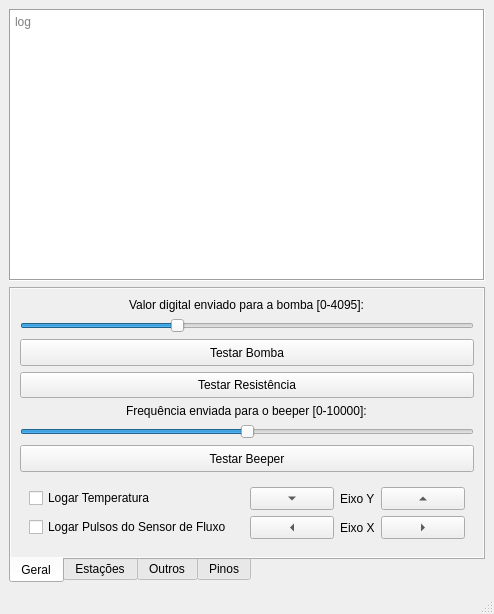
Above: qtester.ui from iniw/lucas_tester before the change. Below: the same form after it.
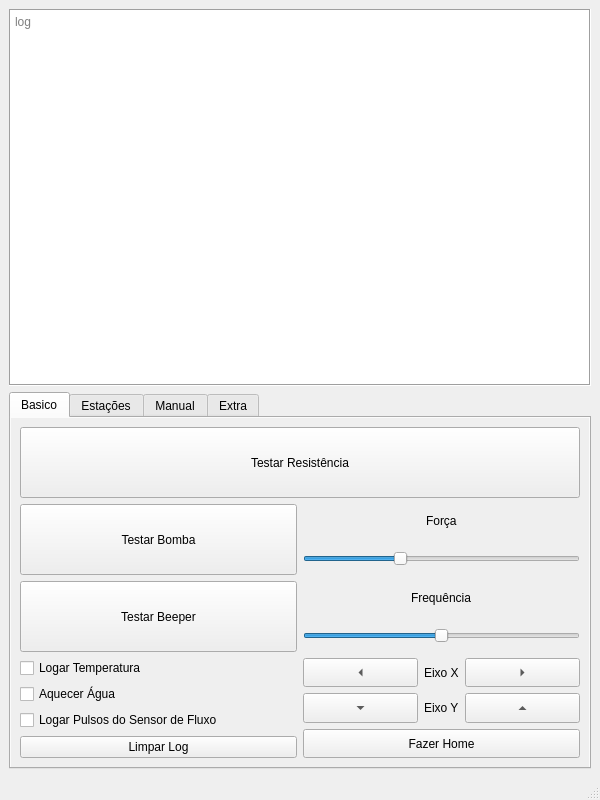
That is the form after the change. The open tabs and pages were chosen to show the change.

The edit to the form file:
```diff
--- a/qtester.ui
+++ b/qtester.ui
@@ -6,8 +6,8 @@
    <rect>
     <x>0</x>
     <y>0</y>
-    <width>494</width>
-    <height>614</height>
+    <width>600</width>
+    <height>800</height>
    </rect>
   </property>
   <property name="sizePolicy">
@@ -18,8 +18,8 @@
   </property>
   <property name="minimumSize">
    <size>
-    <width>480</width>
-    <height>600</height>
+    <width>600</width>
+    <height>800</height>
    </size>
   </property>
   <property name="windowTitle">
@@ -40,6 +40,9 @@
   <property name="dockNestingEnabled">
    <bool>false</bool>
   </property>
+  <property name="dockOptions">
+   <set>QMainWindow::AllowTabbedDocks</set>
+  </property>
   <property name="unifiedTitleAndToolBarOnMac">
    <bool>true</bool>
   </property>
@@ -62,8 +65,8 @@
    <property name="autoFillBackground">
     <bool>false</bool>
    </property>
-   <layout class="QVBoxLayout" name="verticalLayout">
-    <item>
+   <layout class="QGridLayout" name="gridLayout_8">
+    <item row="0" column="0">
      <widget class="QTextEdit" name="logSerial">
       <property name="sizePolicy">
        <sizepolicy hsizetype="Preferred" vsizetype="Preferred">
@@ -74,6 +77,9 @@
       <property name="frameShape">
        <enum>QFrame::Box</enum>
       </property>
+      <property name="sizeAdjustPolicy">
+       <enum>QAbstractScrollArea::AdjustToContentsOnFirstShow</enum>
+      </property>
       <property name="lineWrapMode">
        <enum>QTextEdit::NoWrap</enum>
       </property>
@@ -85,7 +91,7 @@
       </property>
      </widget>
     </item>
-    <item>
+    <item row="2" column="0">
      <widget class="QTabWidget" name="tabWidget">
       <property name="enabled">
        <bool>true</bool>
@@ -103,13 +109,13 @@
        <bool>false</bool>
       </property>
       <property name="tabPosition">
-       <enum>QTabWidget::South</enum>
+       <enum>QTabWidget::North</enum>
       </property>
       <property name="tabShape">
        <enum>QTabWidget::Rounded</enum>
       </property>
       <property name="currentIndex">
-       <number>2</number>
+       <number>0</number>
       </property>
       <property name="elideMode">
        <enum>Qt::ElideNone</enum>
@@ -126,68 +132,180 @@
       <property name="tabBarAutoHide">
        <bool>false</bool>
       </property>
-      <widget class="QWidget" name="geral">
+      <widget class="QWidget" name="basico">
        <property name="autoFillBackground">
         <bool>true</bool>
        </property>
        <attribute name="title">
-        <string>Geral</string>
+        <string>Basico</string>
        </attribute>
        <layout class="QGridLayout" name="gridLayout_2">
-        <item row="9" column="0">
-         <widget class="QPushButton" name="testBeeper">
+        <item row="0" column="0">
+         <widget class="QWidget" name="widget_10" native="true">
+          <layout class="QVBoxLayout" name="verticalLayout">
+           <property name="leftMargin">
+            <number>0</number>
+           </property>
+           <property name="topMargin">
+            <number>0</number>
+           </property>
+           <property name="rightMargin">
+            <number>0</number>
+           </property>
+           <property name="bottomMargin">
+            <number>0</number>
+           </property>
+           <item>
+            <widget class="QPushButton" name="testResistance">
+             <property name="enabled">
+              <bool>true</bool>
+             </property>
           <property name="sizePolicy">
-           <sizepolicy hsizetype="Expanding" vsizetype="Expanding">
+              <sizepolicy hsizetype="Preferred" vsizetype="Preferred">
             <horstretch>0</horstretch>
             <verstretch>0</verstretch>
            </sizepolicy>
           </property>
+             <property name="maximumSize">
+              <size>
+               <width>16777215</width>
+               <height>16777215</height>
+              </size>
+             </property>
+             <property name="layoutDirection">
+              <enum>Qt::LeftToRight</enum>
+             </property>
+             <property name="autoFillBackground">
+              <bool>false</bool>
+             </property>
+             <property name="styleSheet">
+              <string notr="true"/>
+             </property>
           <property name="text">
-           <string>Testar Beeper</string>
-          </property>
+              <string>Testar Resistência</string>
+             </property>
+             <property name="checkable">
+              <bool>false</bool>
+             </property>
+             <property name="autoDefault">
+              <bool>false</bool>
+             </property>
+             <property name="default">
+              <bool>false</bool>
+             </property>
+             <property name="flat">
+              <bool>false</bool>
+             </property>
+            </widget>
+           </item>
+          </layout>
+         </widget>
+        </item>
+        <item row="2" column="0">
+         <widget class="QWidget" name="widget_2" native="true">
+          <property name="sizePolicy">
+           <sizepolicy hsizetype="Preferred" vsizetype="Preferred">
+            <horstretch>0</horstretch>
+            <verstretch>0</verstretch>
+           </sizepolicy>
+          </property>
+          <layout class="QGridLayout" name="gridLayout_10">
+           <property name="leftMargin">
+            <number>0</number>
+           </property>
+           <property name="topMargin">
+            <number>0</number>
+           </property>
+           <property name="rightMargin">
+            <number>0</number>
+           </property>
+           <property name="bottomMargin">
+            <number>0</number>
+           </property>
+           <property name="spacing">
+            <number>-1</number>
+           </property>
+           <item row="0" column="1" alignment="Qt::AlignHCenter">
+            <widget class="QLabel" name="label">
+             <property name="text">
+              <string>Força</string>
+             </property>
+            </widget>
+           </item>
+           <item row="1" column="1">
+            <widget class="QSlider" name="pumpDigitalValue">
+             <property name="sizePolicy">
+              <sizepolicy hsizetype="Preferred" vsizetype="Preferred">
+               <horstretch>0</horstretch>
+               <verstretch>0</verstretch>
+              </sizepolicy>
+             </property>
+             <property name="styleSheet">
+              <string notr="true"/>
+             </property>
+             <property name="maximum">
+              <number>4095</number>
+             </property>
+             <property name="value">
+              <number>1400</number>
+             </property>
+             <property name="tracking">
+              <bool>false</bool>
+             </property>
+             <property name="orientation">
+              <enum>Qt::Horizontal</enum>
+             </property>
+             <property name="invertedAppearance">
+              <bool>false</bool>
+             </property>
+             <property name="invertedControls">
+              <bool>false</bool>
+             </property>
+             <property name="tickPosition">
+              <enum>QSlider::NoTicks</enum>
+             </property>
+            </widget>
+           </item>
+           <item row="0" column="0" rowspan="2">
+            <widget class="QPushButton" name="testPump">
+             <property name="sizePolicy">
+              <sizepolicy hsizetype="Preferred" vsizetype="Preferred">
+               <horstretch>0</horstretch>
+               <verstretch>0</verstretch>
+              </sizepolicy>
+             </property>
+             <property name="text">
+              <string>Testar Bomba</string>
+             </property>
+            </widget>
+           </item>
+          </layout>
          </widget>
         </item>
         <item row="10" column="0">
          <widget class="QWidget" name="widget" native="true">
           <layout class="QGridLayout" name="gridLayout_5">
            <property name="leftMargin">
-            <number>9</number>
+            <number>0</number>
            </property>
            <property name="topMargin">
-            <number>9</number>
+            <number>0</number>
            </property>
            <property name="rightMargin">
-            <number>9</number>
+            <number>0</number>
            </property>
            <property name="bottomMargin">
-            <number>9</number>
+            <number>0</number>
            </property>
-           <item row="1" column="0">
-            <widget class="QCheckBox" name="logTemperature">
-             <property name="text">
-              <string>Logar Temperatura</string>
-             </property>
-            </widget>
-           </item>
-           <item row="2" column="0">
-            <widget class="QCheckBox" name="logFlowSensor">
-             <property name="text">
-              <string>Logar Pulsos do Sensor de Fluxo</string>
-             </property>
-            </widget>
-           </item>
            <item row="1" column="1">
-            <widget class="QWidget" name="widget_4" native="true">
+            <widget class="QWidget" name="widget_6" native="true">
              <property name="sizePolicy">
               <sizepolicy hsizetype="Preferred" vsizetype="Preferred">
                <horstretch>0</horstretch>
                <verstretch>0</verstretch>
               </sizepolicy>
              </property>
-             <layout class="QHBoxLayout" name="horizontalLayout_8">
-              <property name="spacing">
-               <number>6</number>
-              </property>
+             <layout class="QVBoxLayout" name="verticalLayout_2">
               <property name="leftMargin">
                <number>0</number>
               </property>
@@ -201,54 +319,6 @@
                <number>0</number>
               </property>
               <item>
-               <widget class="QToolButton" name="yAxisDown">
-                <property name="sizePolicy">
-                 <sizepolicy hsizetype="Preferred" vsizetype="Preferred">
-                  <horstretch>0</horstretch>
-                  <verstretch>0</verstretch>
-                 </sizepolicy>
-                </property>
-                <property name="text">
-                 <string>...</string>
-                </property>
-                <property name="arrowType">
-                 <enum>Qt::DownArrow</enum>
-                </property>
-               </widget>
-              </item>
-              <item>
-               <widget class="QLabel" name="label_8">
-                <property name="sizePolicy">
-                 <sizepolicy hsizetype="Fixed" vsizetype="Preferred">
-                  <horstretch>0</horstretch>
-                  <verstretch>0</verstretch>
-                 </sizepolicy>
-                </property>
-                <property name="text">
-                 <string>Eixo Y</string>
-                </property>
-               </widget>
-              </item>
-              <item>
-               <widget class="QToolButton" name="yAxisUp">
-                <property name="sizePolicy">
-                 <sizepolicy hsizetype="Preferred" vsizetype="Preferred">
-                  <horstretch>0</horstretch>
-                  <verstretch>0</verstretch>
-                 </sizepolicy>
-                </property>
-                <property name="text">
-                 <string>...</string>
-                </property>
-                <property name="arrowType">
-                 <enum>Qt::UpArrow</enum>
-                </property>
-               </widget>
-              </item>
-             </layout>
-            </widget>
-           </item>
-           <item row="2" column="1">
             <widget class="QWidget" name="widget_5" native="true">
              <property name="sizePolicy">
               <sizepolicy hsizetype="Preferred" vsizetype="Preferred">
@@ -258,7 +328,7 @@
              </property>
              <layout class="QHBoxLayout" name="horizontalLayout_9">
               <property name="spacing">
-               <number>6</number>
+                  <number>-1</number>
               </property>
               <property name="leftMargin">
                <number>0</number>
@@ -320,63 +390,196 @@
              </layout>
             </widget>
            </item>
+              <item>
+               <widget class="QWidget" name="widget_4" native="true">
+                <property name="sizePolicy">
+                 <sizepolicy hsizetype="Preferred" vsizetype="Preferred">
+                  <horstretch>0</horstretch>
+                  <verstretch>0</verstretch>
+                 </sizepolicy>
+                </property>
+                <layout class="QHBoxLayout" name="horizontalLayout_8">
+                 <property name="spacing">
+                  <number>-1</number>
+                 </property>
+                 <property name="leftMargin">
+                  <number>0</number>
+                 </property>
+                 <property name="topMargin">
+                  <number>0</number>
+                 </property>
+                 <property name="rightMargin">
+                  <number>0</number>
+                 </property>
+                 <property name="bottomMargin">
+                  <number>0</number>
+                 </property>
+                 <item>
+                  <widget class="QToolButton" name="yAxisDown">
+                   <property name="sizePolicy">
+                    <sizepolicy hsizetype="Preferred" vsizetype="Preferred">
+                     <horstretch>0</horstretch>
+                     <verstretch>0</verstretch>
+                    </sizepolicy>
+                   </property>
+                   <property name="text">
+                    <string>...</string>
+                   </property>
+                   <property name="arrowType">
+                    <enum>Qt::DownArrow</enum>
+                   </property>
+                  </widget>
+                 </item>
+                 <item>
+                  <widget class="QLabel" name="label_8">
+                   <property name="sizePolicy">
+                    <sizepolicy hsizetype="Fixed" vsizetype="Preferred">
+                     <horstretch>0</horstretch>
+                     <verstretch>0</verstretch>
+                    </sizepolicy>
+                   </property>
+                   <property name="text">
+                    <string>Eixo Y</string>
+                   </property>
+                  </widget>
+                 </item>
+                 <item>
+                  <widget class="QToolButton" name="yAxisUp">
+                   <property name="sizePolicy">
+                    <sizepolicy hsizetype="Preferred" vsizetype="Preferred">
+                     <horstretch>0</horstretch>
+                     <verstretch>0</verstretch>
+                    </sizepolicy>
+                   </property>
+                   <property name="text">
+                    <string>...</string>
+                   </property>
+                   <property name="arrowType">
+                    <enum>Qt::UpArrow</enum>
+                   </property>
+                  </widget>
+                 </item>
           </layout>
          </widget>
         </item>
-        <item row="2" column="0" alignment="Qt::AlignHCenter">
-         <widget class="QLabel" name="label">
+              <item>
+               <widget class="QPushButton" name="home">
+                <property name="sizePolicy">
+                 <sizepolicy hsizetype="Preferred" vsizetype="Preferred">
+                  <horstretch>0</horstretch>
+                  <verstretch>0</verstretch>
+                 </sizepolicy>
+                </property>
+                <property name="minimumSize">
+                 <size>
+                  <width>0</width>
+                  <height>0</height>
+                 </size>
+                </property>
           <property name="text">
-           <string>Valor digital enviado para a bomba [0-4095]:</string>
+                 <string>Fazer Home</string>
           </property>
          </widget>
         </item>
-        <item row="5" column="0">
-         <widget class="QPushButton" name="testPump">
+             </layout>
+            </widget>
+           </item>
+           <item row="1" column="0">
+            <widget class="QWidget" name="widget_7" native="true">
+             <layout class="QVBoxLayout" name="verticalLayout_3">
+              <property name="leftMargin">
+               <number>0</number>
+              </property>
+              <property name="topMargin">
+               <number>0</number>
+              </property>
+              <property name="rightMargin">
+               <number>0</number>
+              </property>
+              <property name="bottomMargin">
+               <number>0</number>
+              </property>
+              <item>
+               <widget class="QCheckBox" name="logTemperature">
           <property name="sizePolicy">
-           <sizepolicy hsizetype="Expanding" vsizetype="Expanding">
+                 <sizepolicy hsizetype="Minimum" vsizetype="Preferred">
             <horstretch>0</horstretch>
             <verstretch>0</verstretch>
            </sizepolicy>
           </property>
           <property name="text">
-           <string>Testar Bomba</string>
-          </property>
+                 <string>Logar Temperatura</string>
+                </property>
+               </widget>
+              </item>
+              <item>
+               <widget class="QCheckBox" name="heatUpWater">
+                <property name="sizePolicy">
+                 <sizepolicy hsizetype="Minimum" vsizetype="Preferred">
+                  <horstretch>0</horstretch>
+                  <verstretch>0</verstretch>
+                 </sizepolicy>
+                </property>
+                <property name="text">
+                 <string>Aquecer Água</string>
+                </property>
+               </widget>
+              </item>
+              <item>
+               <widget class="QCheckBox" name="logFlowSensor">
+                <property name="sizePolicy">
+                 <sizepolicy hsizetype="Minimum" vsizetype="Preferred">
+                  <horstretch>0</horstretch>
+                  <verstretch>0</verstretch>
+                 </sizepolicy>
+                </property>
+                <property name="text">
+                 <string>Logar Pulsos do Sensor de Fluxo</string>
+                </property>
+               </widget>
+              </item>
+              <item>
+               <widget class="QPushButton" name="clearLogSerial">
+                <property name="sizePolicy">
+                 <sizepolicy hsizetype="Minimum" vsizetype="Fixed">
+                  <horstretch>0</horstretch>
+                  <verstretch>0</verstretch>
+                 </sizepolicy>
+                </property>
+                <property name="text">
+                 <string>Limpar Log</string>
+                </property>
+               </widget>
+              </item>
+             </layout>
+            </widget>
+           </item>
+          </layout>
          </widget>
         </item>
         <item row="3" column="0">
-         <widget class="QSlider" name="pumpDigitalValue">
-          <property name="maximum">
-           <number>4095</number>
-          </property>
-          <property name="value">
-           <number>1400</number>
-          </property>
-          <property name="tracking">
-           <bool>false</bool>
-          </property>
-          <property name="orientation">
-           <enum>Qt::Horizontal</enum>
-          </property>
-          <property name="invertedAppearance">
-           <bool>false</bool>
-          </property>
-          <property name="invertedControls">
-           <bool>false</bool>
-          </property>
-          <property name="tickPosition">
-           <enum>QSlider::NoTicks</enum>
-          </property>
-         </widget>
-        </item>
-        <item row="7" column="0" alignment="Qt::AlignHCenter">
-         <widget class="QLabel" name="label_2">
-          <property name="text">
-           <string>Frequência enviada para o beeper [0-10000]:</string>
-          </property>
-         </widget>
-        </item>
-        <item row="8" column="0">
+         <widget class="QWidget" name="widget_9" native="true">
+          <layout class="QGridLayout" name="gridLayout_11">
+           <property name="leftMargin">
+            <number>0</number>
+           </property>
+           <property name="topMargin">
+            <number>0</number>
+           </property>
+           <property name="rightMargin">
+            <number>0</number>
+           </property>
+           <property name="bottomMargin">
+            <number>0</number>
+           </property>
+           <item row="1" column="1">
          <widget class="QSlider" name="beeperFrequency">
+             <property name="sizePolicy">
+              <sizepolicy hsizetype="Preferred" vsizetype="Preferred">
+               <horstretch>0</horstretch>
+               <verstretch>0</verstretch>
+              </sizepolicy>
+             </property>
           <property name="maximum">
            <number>10000</number>
           </property>
@@ -400,38 +603,27 @@
           </property>
          </widget>
         </item>
-        <item row="6" column="0">
-         <widget class="QPushButton" name="testResistance">
+           <item row="0" column="1" alignment="Qt::AlignHCenter">
+            <widget class="QLabel" name="label_2">
+             <property name="text">
+              <string>Frequência</string>
+             </property>
+            </widget>
+           </item>
+           <item row="0" column="0" rowspan="2">
+            <widget class="QPushButton" name="testBeeper">
           <property name="sizePolicy">
-           <sizepolicy hsizetype="Expanding" vsizetype="Expanding">
+              <sizepolicy hsizetype="Preferred" vsizetype="Preferred">
             <horstretch>0</horstretch>
             <verstretch>0</verstretch>
            </sizepolicy>
           </property>
-          <property name="layoutDirection">
-           <enum>Qt::LeftToRight</enum>
-          </property>
-          <property name="autoFillBackground">
-           <bool>false</bool>
-          </property>
-          <property name="styleSheet">
-           <string notr="true"/>
-          </property>
           <property name="text">
-           <string>Testar Resistência</string>
-          </property>
-          <property name="checkable">
-           <bool>false</bool>
-          </property>
-          <property name="autoDefault">
-           <bool>false</bool>
-          </property>
-          <property name="default">
-           <bool>false</bool>
-          </property>
-          <property name="flat">
-           <bool>false</bool>
-          </property>
+              <string>Testar Beeper</string>
+             </property>
+            </widget>
+           </item>
+          </layout>
          </widget>
         </item>
        </layout>
@@ -444,21 +636,14 @@
         <string>Estações</string>
        </attribute>
        <layout class="QGridLayout" name="gridLayout_4">
-        <item row="1" column="1">
-         <widget class="QPushButton" name="testPowerLed">
-          <property name="sizePolicy">
-           <sizepolicy hsizetype="Expanding" vsizetype="Expanding">
-            <horstretch>0</horstretch>
-            <verstretch>0</verstretch>
-           </sizepolicy>
-          </property>
-          <property name="text">
-           <string>?</string>
-          </property>
-         </widget>
-        </item>
-        <item row="0" column="0" colspan="2">
+        <item row="0" column="2" colspan="6">
          <widget class="QComboBox" name="selectedStation">
+          <property name="sizePolicy">
+           <sizepolicy hsizetype="Expanding" vsizetype="Fixed">
+            <horstretch>0</horstretch>
+            <verstretch>0</verstretch>
+           </sizepolicy>
+          </property>
           <property name="editable">
            <bool>false</bool>
           </property>
@@ -501,10 +686,31 @@
           </item>
          </widget>
         </item>
-        <item row="1" column="0">
+        <item row="1" column="2" colspan="6">
+         <widget class="QWidget" name="widget_8" native="true">
+          <property name="sizePolicy">
+           <sizepolicy hsizetype="Expanding" vsizetype="Expanding">
+            <horstretch>0</horstretch>
+            <verstretch>0</verstretch>
+           </sizepolicy>
+          </property>
+          <layout class="QHBoxLayout" name="horizontalLayout" stretch="1,1,1">
+           <property name="leftMargin">
+            <number>0</number>
+           </property>
+           <property name="topMargin">
+            <number>0</number>
+           </property>
+           <property name="rightMargin">
+            <number>0</number>
+           </property>
+           <property name="bottomMargin">
+            <number>0</number>
+           </property>
+           <item>
          <widget class="QPushButton" name="testButtonLed">
           <property name="sizePolicy">
-           <sizepolicy hsizetype="Expanding" vsizetype="Expanding">
+              <sizepolicy hsizetype="Ignored" vsizetype="Ignored">
             <horstretch>0</horstretch>
             <verstretch>0</verstretch>
            </sizepolicy>
@@ -514,48 +720,46 @@
           </property>
          </widget>
         </item>
-       </layout>
-      </widget>
-      <widget class="QWidget" name="outros">
-       <attribute name="title">
-        <string>Outros</string>
-       </attribute>
-       <layout class="QGridLayout" name="gridLayout_3">
-        <item row="1" column="0">
-         <widget class="QPushButton" name="clearLogSerial">
-          <property name="text">
-           <string>Limpar Log</string>
-          </property>
-         </widget>
-        </item>
-        <item row="2" column="0">
-         <widget class="QPushButton" name="flexButton">
+           <item>
+            <widget class="QPushButton" name="testPowerLed">
+             <property name="sizePolicy">
+              <sizepolicy hsizetype="Ignored" vsizetype="Ignored">
+               <horstretch>0</horstretch>
+               <verstretch>0</verstretch>
+              </sizepolicy>
+             </property>
           <property name="text">
            <string>?</string>
           </property>
          </widget>
         </item>
-        <item row="0" column="0">
-         <widget class="QPlainTextEdit" name="userInput">
-          <property name="frameShape">
-           <enum>QFrame::Box</enum>
-          </property>
-          <property name="frameShadow">
-           <enum>QFrame::Sunken</enum>
-          </property>
-          <property name="placeholderText">
-           <string>input manual</string>
+           <item>
+            <widget class="QPushButton" name="travelToStation">
+             <property name="enabled">
+              <bool>true</bool>
+             </property>
+             <property name="sizePolicy">
+              <sizepolicy hsizetype="Ignored" vsizetype="Ignored">
+               <horstretch>0</horstretch>
+               <verstretch>0</verstretch>
+              </sizepolicy>
+             </property>
+             <property name="text">
+              <string>?</string>
           </property>
          </widget>
         </item>
        </layout>
       </widget>
-      <widget class="QWidget" name="pinos">
+        </item>
+       </layout>
+      </widget>
+      <widget class="QWidget" name="manual">
        <property name="layoutDirection">
         <enum>Qt::LeftToRight</enum>
        </property>
        <attribute name="title">
-        <string>Pinos</string>
+        <string>Manual</string>
        </attribute>
        <layout class="QGridLayout" name="gridLayout_6">
         <property name="leftMargin">
@@ -567,34 +771,10 @@
         <property name="bottomMargin">
          <number>12</number>
         </property>
-        <item row="2" column="0" alignment="Qt::AlignHCenter">
-         <widget class="QWidget" name="widget_2" native="true">
-          <property name="sizePolicy">
-           <sizepolicy hsizetype="Maximum" vsizetype="Maximum">
-            <horstretch>0</horstretch>
-            <verstretch>0</verstretch>
-           </sizepolicy>
-          </property>
-          <layout class="QVBoxLayout" name="verticalLayout_2">
-           <property name="leftMargin">
-            <number>0</number>
-           </property>
-           <property name="topMargin">
-            <number>0</number>
-           </property>
-           <property name="rightMargin">
-            <number>0</number>
-           </property>
-           <property name="bottomMargin">
-            <number>0</number>
-           </property>
-          </layout>
-         </widget>
-        </item>
         <item row="7" column="0">
          <widget class="QPushButton" name="sendPinCommand">
           <property name="sizePolicy">
-           <sizepolicy hsizetype="Expanding" vsizetype="Preferred">
+           <sizepolicy hsizetype="Preferred" vsizetype="Preferred">
             <horstretch>0</horstretch>
             <verstretch>0</verstretch>
            </sizepolicy>
@@ -611,40 +791,9 @@
          </widget>
         </item>
         <item row="5" column="0">
-         <widget class="QWidget" name="outputWidget" native="true">
-          <property name="enabled">
-           <bool>true</bool>
-          </property>
-          <layout class="QGridLayout" name="gridLayout_7">
-           <property name="leftMargin">
-            <number>0</number>
-           </property>
-           <property name="topMargin">
-            <number>0</number>
-           </property>
-           <property name="rightMargin">
-            <number>0</number>
-           </property>
-           <property name="bottomMargin">
-            <number>0</number>
-           </property>
-           <item row="1" column="0" alignment="Qt::AlignHCenter">
-            <widget class="QLabel" name="pinOutputLabel">
-             <property name="sizePolicy">
-              <sizepolicy hsizetype="Maximum" vsizetype="Maximum">
-               <horstretch>0</horstretch>
-               <verstretch>0</verstretch>
-              </sizepolicy>
-             </property>
-             <property name="text">
-              <string>Valor do output [0-4095]:</string>
-             </property>
-            </widget>
-           </item>
-           <item row="2" column="0">
             <widget class="QSlider" name="pinOutputValue">
              <property name="sizePolicy">
-              <sizepolicy hsizetype="Expanding" vsizetype="Fixed">
+           <sizepolicy hsizetype="Preferred" vsizetype="Maximum">
                <horstretch>0</horstretch>
                <verstretch>0</verstretch>
               </sizepolicy>
@@ -657,21 +806,9 @@
              </property>
             </widget>
            </item>
-          </layout>
-         </widget>
-        </item>
-        <item row="3" column="0">
+        <item row="2" column="0">
          <widget class="QWidget" name="widget_3" native="true">
           <layout class="QGridLayout" name="gridLayout">
-           <item row="0" column="0">
-            <widget class="QWidget" name="widget_6" native="true">
-             <property name="sizePolicy">
-              <sizepolicy hsizetype="Maximum" vsizetype="Maximum">
-               <horstretch>0</horstretch>
-               <verstretch>0</verstretch>
-              </sizepolicy>
-             </property>
-             <layout class="QVBoxLayout" name="verticalLayout_3">
               <property name="leftMargin">
                <number>0</number>
               </property>
@@ -684,20 +821,10 @@
               <property name="bottomMargin">
                <number>0</number>
               </property>
-              <item alignment="Qt::AlignHCenter">
-               <widget class="QLabel" name="label_3">
-                <property name="sizePolicy">
-                 <sizepolicy hsizetype="Maximum" vsizetype="Maximum">
-                  <horstretch>0</horstretch>
-                  <verstretch>0</verstretch>
-                 </sizepolicy>
-                </property>
-                <property name="text">
-                 <string>Pino (Ex: 'PC14')</string>
-                </property>
-               </widget>
-              </item>
-              <item>
+           <property name="spacing">
+            <number>0</number>
+           </property>
+           <item row="3" column="1">
                <widget class="QLineEdit" name="pinName">
                 <property name="maximumSize">
                  <size>
@@ -707,44 +834,7 @@
                 </property>
                </widget>
               </item>
-             </layout>
-            </widget>
-           </item>
-           <item row="0" column="2">
-            <widget class="QWidget" name="widget_7" native="true">
-             <property name="sizePolicy">
-              <sizepolicy hsizetype="Maximum" vsizetype="Maximum">
-               <horstretch>0</horstretch>
-               <verstretch>0</verstretch>
-              </sizepolicy>
-             </property>
-             <layout class="QVBoxLayout" name="verticalLayout_4">
-              <property name="leftMargin">
-               <number>0</number>
-              </property>
-              <property name="topMargin">
-               <number>0</number>
-              </property>
-              <property name="rightMargin">
-               <number>0</number>
-              </property>
-              <property name="bottomMargin">
-               <number>0</number>
-              </property>
-              <item alignment="Qt::AlignHCenter">
-               <widget class="QLabel" name="label_4">
-                <property name="sizePolicy">
-                 <sizepolicy hsizetype="Maximum" vsizetype="Maximum">
-                  <horstretch>0</horstretch>
-                  <verstretch>0</verstretch>
-                 </sizepolicy>
-                </property>
-                <property name="text">
-                 <string>Configuração do pino</string>
-                </property>
-               </widget>
-              </item>
-              <item>
+           <item row="3" column="4">
                <widget class="QComboBox" name="pinCfg">
                 <item>
                  <property name="text">
@@ -753,7 +843,7 @@
                 </item>
                 <item>
                  <property name="text">
-                  <string>Output</string>
+               <string>Ouput</string>
                  </property>
                 </item>
                 <item>
@@ -773,10 +863,98 @@
                 </item>
                </widget>
               </item>
+           <item row="2" column="4">
+            <widget class="QLabel" name="label_4">
+             <property name="sizePolicy">
+              <sizepolicy hsizetype="Maximum" vsizetype="Maximum">
+               <horstretch>0</horstretch>
+               <verstretch>0</verstretch>
+              </sizepolicy>
+             </property>
+             <property name="text">
+              <string>Configuração do Pino</string>
+             </property>
+            </widget>
+           </item>
+           <item row="2" column="1">
+            <widget class="QLabel" name="label_3">
+             <property name="sizePolicy">
+              <sizepolicy hsizetype="Maximum" vsizetype="Maximum">
+               <horstretch>0</horstretch>
+               <verstretch>0</verstretch>
+              </sizepolicy>
+             </property>
+             <property name="text">
+              <string>Pino (Ex: 'PC14')</string>
+             </property>
+            </widget>
+           </item>
              </layout>
             </widget>
            </item>
-          </layout>
+        <item row="4" column="0" alignment="Qt::AlignHCenter">
+         <widget class="QLabel" name="pinOutputLabel">
+          <property name="sizePolicy">
+           <sizepolicy hsizetype="Preferred" vsizetype="Fixed">
+            <horstretch>0</horstretch>
+            <verstretch>0</verstretch>
+           </sizepolicy>
+          </property>
+          <property name="text">
+           <string>Valor do Output [0-4095]:</string>
+          </property>
+         </widget>
+        </item>
+       </layout>
+      </widget>
+      <widget class="QWidget" name="extra">
+       <attribute name="title">
+        <string>Extra</string>
+       </attribute>
+       <layout class="QGridLayout" name="gridLayout_3">
+        <item row="3" column="0">
+         <widget class="QPushButton" name="leaveTesterMode">
+          <property name="sizePolicy">
+           <sizepolicy hsizetype="Minimum" vsizetype="Expanding">
+            <horstretch>0</horstretch>
+            <verstretch>0</verstretch>
+           </sizepolicy>
+          </property>
+          <property name="text">
+           <string>Sair do Modo Manutenção</string>
+          </property>
+         </widget>
+        </item>
+        <item row="0" column="0">
+         <widget class="QPlainTextEdit" name="userInput">
+          <property name="sizePolicy">
+           <sizepolicy hsizetype="Preferred" vsizetype="Preferred">
+            <horstretch>0</horstretch>
+            <verstretch>0</verstretch>
+           </sizepolicy>
+          </property>
+          <property name="frameShape">
+           <enum>QFrame::Box</enum>
+          </property>
+          <property name="frameShadow">
+           <enum>QFrame::Sunken</enum>
+          </property>
+          <property name="placeholderText">
+           <string>input manual</string>
+          </property>
+         </widget>
+        </item>
+        <item row="1" column="0">
+         <widget class="QPushButton" name="flexButton">
+          <property name="sizePolicy">
+           <sizepolicy hsizetype="Minimum" vsizetype="Expanding">
+            <horstretch>0</horstretch>
+            <verstretch>0</verstretch>
+           </sizepolicy>
+          </property>
+          <property name="text">
+           <string>?</string>
+          </property>
          </widget>
         </item>
        </layout>
```
Lines whose indentation alone changed are shown as unchanged.
